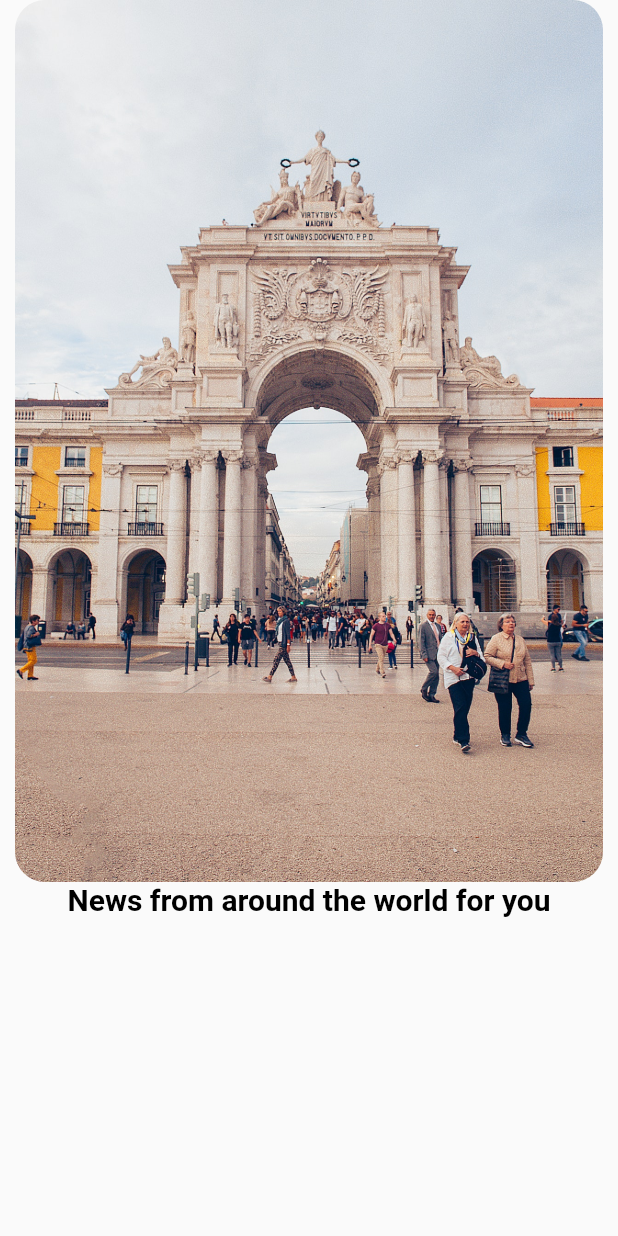
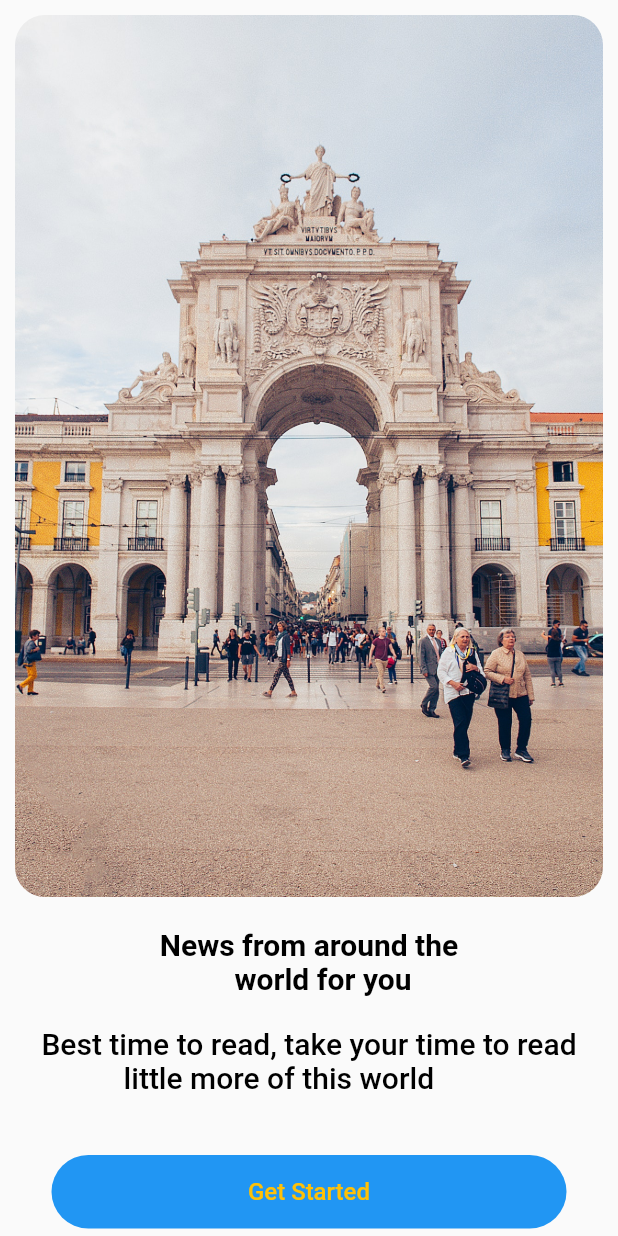
Before and after one commit to shakeelahammedabdulla/PACE-X, a Flutter app: the LandingPage screen opened directly, on a phone screen of 412 x 824 dp. Run offline on Flutter 3.47's test engine with Material 2 defaults, Android fonts, the phone set to English and light mode, and no system bars; our stand-ins replace carousel_slider, smooth_page_indicator.

Commit message:
landing page ui

```diff
--- a/lib/main.dart
+++ b/lib/main.dart
@@ -1,5 +1,6 @@
 import 'package:flutter/material.dart';
 import 'package:pacex/pages/home.dart';
+import 'package:pacex/pages/landing_page.dart';
 
 void main() {
   runApp(const App());
@@ -15,7 +16,7 @@
       theme: ThemeData(
         primarySwatch: Colors.blue,
       ),
-      home: const Home(),
+      home: const LandingPage(),
     );
   }
 }
--- a/lib/pages/landing_page.dart
+++ b/lib/pages/landing_page.dart
@@ -7,27 +7,64 @@
   State<LandingPage> createState() => _LandingPageState();
 }
 
-
 class _LandingPageState extends State<LandingPage> {
   @override
   Widget build(BuildContext context) {
     return Scaffold(
       body: Container(
-        margin: EdgeInsets.symmetric(horizontal: 10.0),
+        margin: EdgeInsets.symmetric(horizontal: 10.0, vertical: 10.0),
         child: Column(
           children: [
             ClipRRect(
               borderRadius: BorderRadius.circular(20),
               child: Image.asset(
                 "images/building.jpg",
-                width: MediaQuery.of(context).size.width - 20, // Corrected the width calculation
+                width: MediaQuery.of(context).size.width -
+                    20, // Corrected the width calculation
                 fit: BoxFit.cover,
               ),
             ),
+            SizedBox(
+              height: 20.0,
+            ),
+            Text(
+              "News from around the\n          world for you",
+              style: TextStyle(
+                color: Colors.black,
+                fontSize: 20.0,
+                fontWeight: FontWeight.bold,
+              ),
+            ),
+            SizedBox(
+              height: 20.0,
+            ),
+            Text(
+              "Best time to read, take your time to read\n           little more of this world",
+              style: TextStyle(
+                color: Colors.black,
+                fontSize: 20.0,
+                fontWeight: FontWeight.w500,
+              ),
+            ),
+            SizedBox(height: 40.0,),
 
-            const Text("News from around the world for you", style: TextStyle(color: Colors.black, fontSize: 20.0, fontWeight: FontWeight.bold, ),)
-
-
+            Container(
+            width: MediaQuery.of(context).size.width/1.2,
+            padding: EdgeInsets.symmetric(vertical: 15.0),
+                decoration: BoxDecoration(
+                  color: Colors.blue,
+                  borderRadius: BorderRadius.circular(30),
+                ),
+                child: Center(
+                  child: Text(
+                    "Get Started",
+                    style: TextStyle(
+                        color: Colors.amber,
+                        fontSize: 16.0,
+                        fontWeight: FontWeight.w500),
+                  ),
+                ),
+              ),
           ],
         ),
       ),
```
